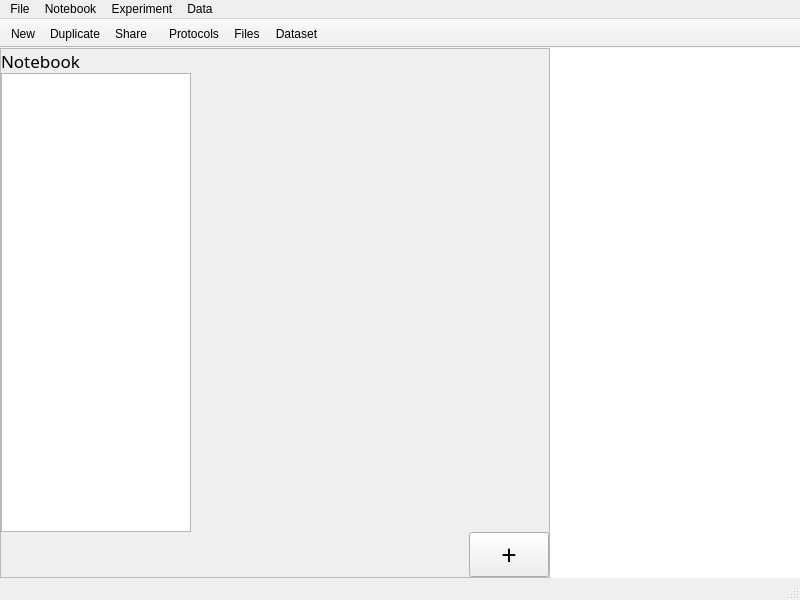
Qt form LabNote/ui/qt_ui/mainwindow.ui (drs/LabNote) before a commit.
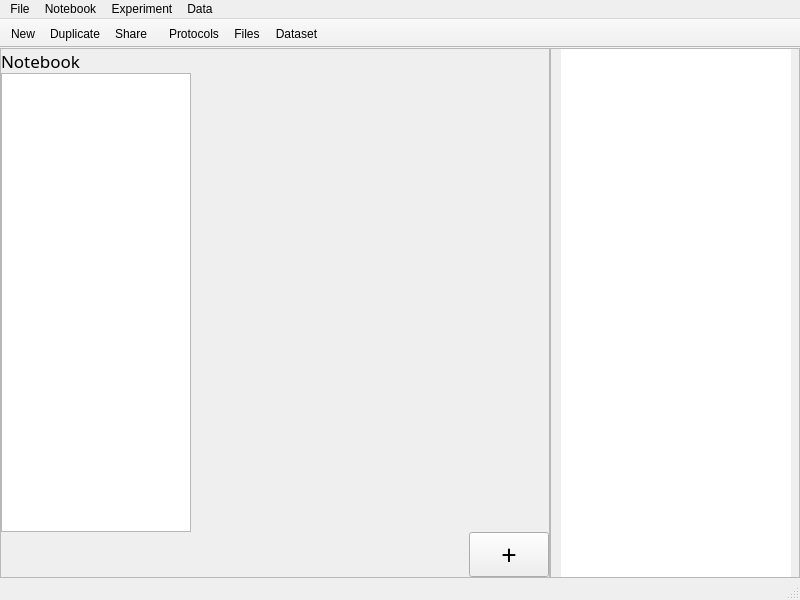
The same form after that commit.

Commit message: Set entry list style

```diff
--- a/LabNote/ui/qt_ui/mainwindow.ui
+++ b/LabNote/ui/qt_ui/mainwindow.ui
@@ -20,7 +20,7 @@
    <string>MainWindow</string>
   </property>
   <widget class="QWidget" name="central_widget">
-   <layout class="QHBoxLayout" name="horizontalLayout_2">
+   <layout class="QHBoxLayout" name="horizontalLayout">
     <property name="spacing">
      <number>0</number>
     </property>
@@ -156,7 +156,7 @@
      </widget>
     </item>
     <item>
-     <widget class="QListView" name="lst_entry">
+     <widget class="QFrame" name="entry_frame">
       <property name="minimumSize">
        <size>
         <width>250</width>
@@ -166,6 +166,42 @@
       <property name="maximumSize">
        <size>
         <width>250</width>
+        <height>16777215</height>
+       </size>
+      </property>
+      <property name="frameShape">
+       <enum>QFrame::StyledPanel</enum>
+      </property>
+      <property name="frameShadow">
+       <enum>QFrame::Raised</enum>
+      </property>
+      <layout class="QHBoxLayout" name="horizontalLayout_2">
+       <property name="spacing">
+        <number>0</number>
+       </property>
+       <property name="leftMargin">
+        <number>10</number>
+       </property>
+       <property name="topMargin">
+        <number>0</number>
+       </property>
+       <property name="rightMargin">
+        <number>10</number>
+       </property>
+       <property name="bottomMargin">
+        <number>0</number>
+       </property>
+       <item>
+        <widget class="QListWidget" name="lst_entry">
+         <property name="minimumSize">
+          <size>
+           <width>230</width>
+           <height>0</height>
+          </size>
+         </property>
+         <property name="maximumSize">
+          <size>
+           <width>230</width>
         <height>16777215</height>
        </size>
       </property>
@@ -181,6 +217,9 @@
       <property name="spacing">
        <number>5</number>
       </property>
+        </widget>
+       </item>
+      </layout>
      </widget>
     </item>
    </layout>
```
Left out of the diff: 6 changed lines with no effect on the pictures. Lines whose indentation alone changed are shown as unchanged. The commit also changes 4 other files.
